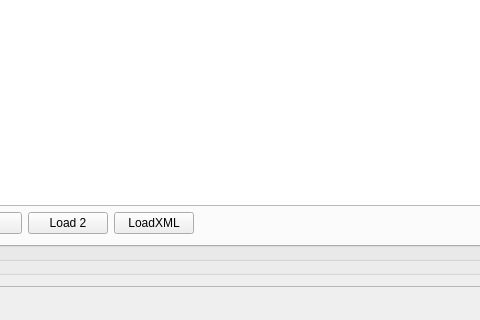
Old version of the form retek2.ui in the repository horvathzoltan/retek2; both pictures show x 798 to 1278 and y 349 to 669 of the 1360 by 669 pixel window.
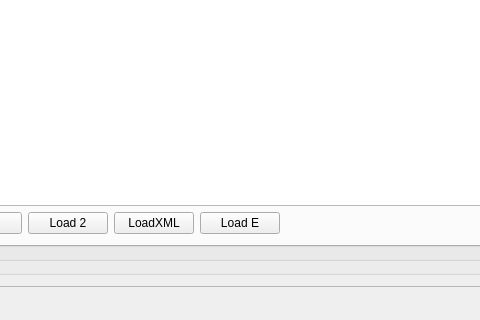
New version of the form. Icons and pictures are not drawn.

Diff of the .ui file:
```diff
--- a/retek2.ui
+++ b/retek2.ui
@@ -736,6 +736,13 @@
                       </property>
                      </widget>
                     </item>
+                    <item>
+                     <widget class="QPushButton" name="pushButton_6">
+                      <property name="text">
+                       <string>Load E</string>
+                      </property>
+                     </widget>
+                    </item>
                     <item>
                      <spacer name="horizontalSpacer_2">
                       <property name="orientation">
```
